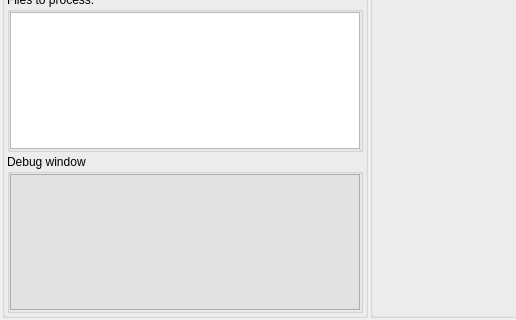
This is noteshrinkdialog.ui in clapautius/noteshrink-qt as Qt 5 draws it before an edit; both pictures show x 0 to 516 and y 425 to 745 of the 929 by 745 pixel window. The edited form follows.
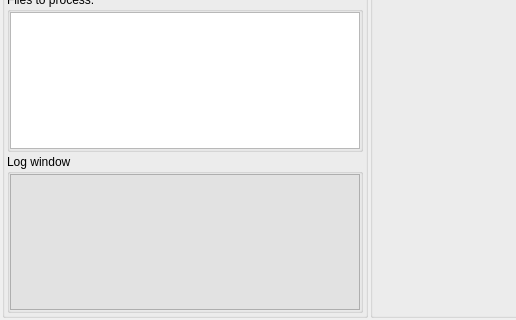
This is the edited form.

```diff
--- a/noteshrinkdialog.ui
+++ b/noteshrinkdialog.ui
@@ -660,7 +660,7 @@
       <item>
        <widget class="QGroupBox" name="groupBox_2">
         <property name="title">
-         <string>Debug window</string>
+         <string>Log window</string>
         </property>
         <property name="flat">
          <bool>true</bool>
```
